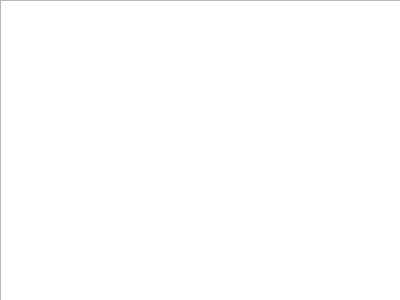
Old version of the form app/snfmultitool.ui in the repository Minediversion/snf.
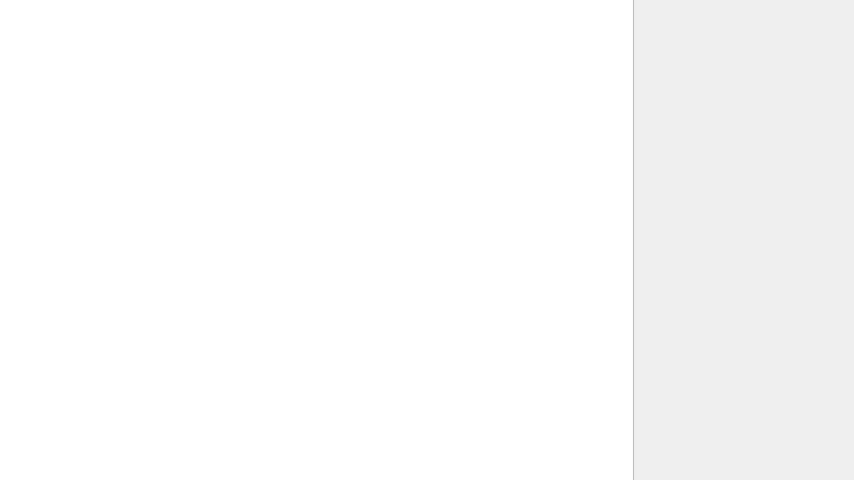
New version of the form. Icons and pictures are not drawn.

Patch:
```diff
--- a/app/snfmultitool.ui
+++ b/app/snfmultitool.ui
@@ -6,8 +6,8 @@
    <rect>
     <x>0</x>
     <y>0</y>
-    <width>400</width>
-    <height>300</height>
+    <width>854</width>
+    <height>480</height>
    </rect>
   </property>
   <property name="windowTitle">
@@ -16,10 +16,10 @@
   <widget class="QLineEdit" name="lineEdit">
    <property name="geometry">
     <rect>
-     <x>80</x>
-     <y>130</y>
-     <width>251</width>
-     <height>20</height>
+     <x>9</x>
+     <y>129</y>
+     <width>341</width>
+     <height>31</height>
     </rect>
    </property>
    <property name="inputMask">
@@ -32,29 +32,13 @@
     <string/>
    </property>
   </widget>
-  <widget class="QPlainTextEdit" name="plainTextEdit">
-   <property name="geometry">
-    <rect>
-     <x>0</x>
-     <y>0</y>
-     <width>401</width>
-     <height>301</height>
-    </rect>
-   </property>
-   <property name="readOnly">
-    <bool>false</bool>
-   </property>
-   <property name="backgroundVisible">
-    <bool>false</bool>
-   </property>
-  </widget>
   <widget class="QPushButton" name="pushButton">
    <property name="geometry">
     <rect>
-     <x>330</x>
+     <x>350</x>
      <y>130</y>
-     <width>21</width>
-     <height>23</height>
+     <width>28</width>
+     <height>24</height>
     </rect>
    </property>
    <property name="text">
@@ -69,6 +53,16 @@
     <bool>true</bool>
    </property>
   </widget>
+  <widget class="QPlainTextEdit" name="plainTextEdit">
+   <property name="geometry">
+    <rect>
+     <x>-17</x>
+     <y>-10</y>
+     <width>651</width>
+     <height>511</height>
+    </rect>
+   </property>
+  </widget>
  </widget>
  <resources>
   <include location="snfmultitool.qrc"/>
```
Left out of the diff: 5 changed lines with no effect on the pictures.
